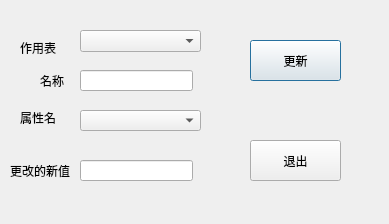
WULINYOU/qt_Remote_warehouse_management_system, file update_record.ui: the form before one commit.
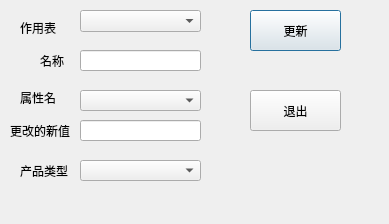
The form after the commit.

```diff
--- a/update_record.ui
+++ b/update_record.ui
@@ -17,7 +17,7 @@
    <property name="geometry">
     <rect>
      <x>80</x>
-     <y>30</y>
+     <y>10</y>
      <width>121</width>
      <height>22</height>
     </rect>
@@ -27,7 +27,7 @@
    <property name="geometry">
     <rect>
      <x>250</x>
-     <y>40</y>
+     <y>10</y>
      <width>91</width>
      <height>41</height>
     </rect>
@@ -40,7 +40,7 @@
    <property name="geometry">
     <rect>
      <x>250</x>
-     <y>140</y>
+     <y>90</y>
      <width>91</width>
      <height>41</height>
     </rect>
@@ -53,7 +53,7 @@
    <property name="geometry">
     <rect>
      <x>40</x>
-     <y>70</y>
+     <y>50</y>
      <width>31</width>
      <height>21</height>
     </rect>
@@ -66,8 +66,8 @@
    <property name="geometry">
     <rect>
      <x>80</x>
-     <y>70</y>
-     <width>113</width>
+     <y>50</y>
+     <width>121</width>
      <height>21</height>
     </rect>
    </property>
@@ -76,7 +76,7 @@
    <property name="geometry">
     <rect>
      <x>80</x>
-     <y>110</y>
+     <y>90</y>
      <width>121</width>
      <height>21</height>
     </rect>
@@ -86,8 +86,8 @@
    <property name="geometry">
     <rect>
      <x>80</x>
-     <y>160</y>
-     <width>113</width>
+     <y>120</y>
+     <width>121</width>
      <height>21</height>
     </rect>
    </property>
@@ -96,7 +96,7 @@
    <property name="geometry">
     <rect>
      <x>20</x>
-     <y>110</y>
+     <y>90</y>
      <width>53</width>
      <height>15</height>
     </rect>
@@ -109,7 +109,7 @@
    <property name="geometry">
     <rect>
      <x>10</x>
-     <y>160</y>
+     <y>120</y>
      <width>71</width>
      <height>21</height>
     </rect>
@@ -122,7 +122,7 @@
    <property name="geometry">
     <rect>
      <x>20</x>
-     <y>40</y>
+     <y>20</y>
      <width>53</width>
      <height>15</height>
     </rect>
@@ -131,6 +131,29 @@
     <string>作用表</string>
    </property>
   </widget>
+  <widget class="QComboBox" name="type_show">
+   <property name="geometry">
+    <rect>
+     <x>80</x>
+     <y>160</y>
+     <width>121</width>
+     <height>21</height>
+    </rect>
+   </property>
+  </widget>
+  <widget class="QLabel" name="label">
+   <property name="geometry">
+    <rect>
+     <x>20</x>
+     <y>160</y>
+     <width>51</width>
+     <height>21</height>
+    </rect>
+   </property>
+   <property name="text">
+    <string>产品类型</string>
+   </property>
+  </widget>
  </widget>
  <resources/>
  <connections/>
```
